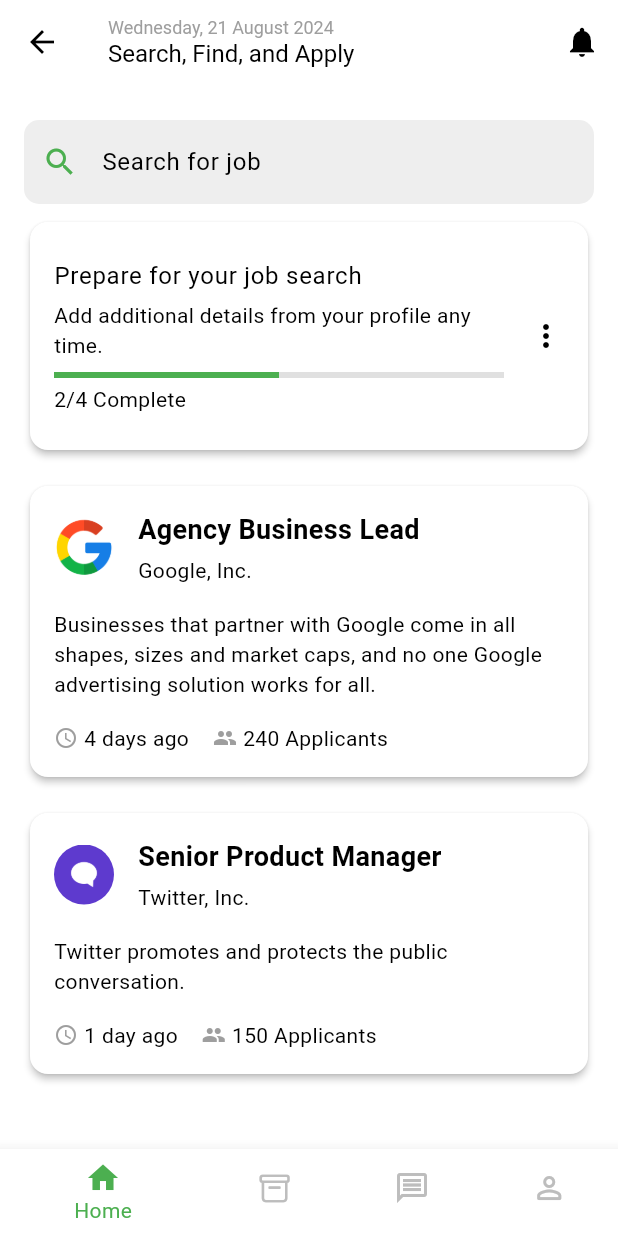
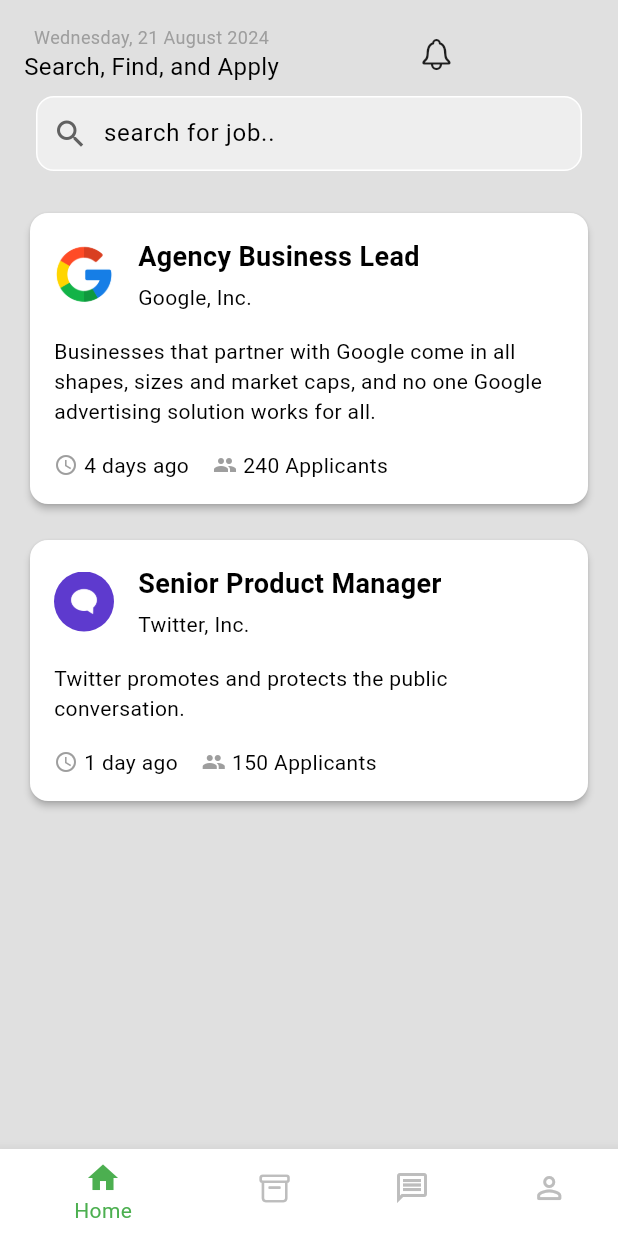
Before and after one commit to Yogendra-Nimje/Minor-Project, a Flutter app: the HomePage screen opened by its route, on a phone screen of 412 x 824 dp. Run offline on Flutter 3.47's test engine with Material 3 defaults, Android fonts, the phone set to English and light mode, and no system bars; our stand-ins replace animated_background, google_fonts; missing offline and left inert: image_input.

Commit message:
home screen

```diff
--- a/lib/main.dart
+++ b/lib/main.dart
@@ -1,4 +1,4 @@
-import 'dart:js';
+
 
 import 'package:find_in/pages/home_pages/home_page.dart';
 import 'package:find_in/pages/login_page.dart';
--- a/lib/pages/home_pages/home_page.dart
+++ b/lib/pages/home_pages/home_page.dart
@@ -49,7 +49,7 @@
           BottomNavigationBarItem(
             icon: Icon(Icons.message_outlined),
             activeIcon: Icon(Icons.message),
-            label: 'Messages',
+            label: 'Message',
           ),
           BottomNavigationBarItem(
             activeIcon: Icon(Icons.person),
--- a/lib/pages/home_pages/home_screen.dart
+++ b/lib/pages/home_pages/home_screen.dart
@@ -1,3 +1,4 @@
+import 'package:flutter/cupertino.dart';
 import 'package:flutter/material.dart';
 
 import '../../componants/job_card.dart';
@@ -14,10 +15,42 @@
 
   @override
   Widget build(BuildContext context) {
-    return Scaffold(
-      appBar: AppBar(
-        title: Column(
-          crossAxisAlignment: CrossAxisAlignment.start,
+    return ListView(
+        padding: const EdgeInsets.all(16.0),
+        children: [
+
+          // Prepare for your job search
+          // Card(
+          //   elevation: 2,
+          //   shape: RoundedRectangleBorder(
+          //     borderRadius: BorderRadius.circular(12),
+          //   ),
+          //   child: ListTile(
+          //
+          //     contentPadding: const EdgeInsets.all(16.0),
+          //     title: const Text('Prepare for your job search'),
+          //     subtitle: Column(
+          //       crossAxisAlignment: CrossAxisAlignment.start,
+          //       children: [
+          //         const SizedBox(height: 4.0),
+          //         const Text('Add additional details from your profile any time.'),
+          //         const SizedBox(height: 8.0),
+          //         LinearProgressIndicator(
+          //           value: 0.5,
+          //           backgroundColor: Colors.grey[300],
+          //           color: Colors.green,
+          //         ),
+          //         const SizedBox(height: 4.0),
+          //         const Text('2/4 Complete'),
+          //       ],
+          //     ),
+          //     trailing: const Icon(Icons.more_vert),
+          //   ),
+          // ),
+          Row(
+            children: [
+              Column(
+                mainAxisAlignment: MainAxisAlignment.spaceBetween,
                 children: [
                   Text(
                     getCurrentDate(), // Display today's date
@@ -29,60 +62,44 @@
                   ),
                 ],
               ),
-        actions: [
-          IconButton(
-            icon: const Icon(Icons.notifications),
-            onPressed: () {},
+              const Expanded(child: Icon(CupertinoIcons.bell))
+            ],
           ),
-        ],
-        backgroundColor: Colors.white,
-        elevation: 0,
-      ),
-      body: ListView(
-        padding: const EdgeInsets.all(16.0),
-        children: [
           // Search Bar
           Padding(
-            padding: const EdgeInsets.symmetric(vertical: 8.0),
+            padding:  EdgeInsets.all(8.0),
+            child: Row(
+              children: [
+                Expanded(
+                  child: Container(
+                    decoration: BoxDecoration(
+                      color: Colors.grey[200],
+                      border: Border.all(color: Colors.white),
+                      borderRadius: BorderRadius.circular(12),
+                    ),
+                    child: Row(
+                      children: [
+                        Padding(padding: const EdgeInsets.symmetric(horizontal: 10),
+                        child: SizedBox(
+                          height: 30,
+                          child: Icon(Icons.search,color: Colors.grey[700],),
+
+                        ),
+                        ),
+                        const Expanded(
                             child: TextField(
                               decoration: InputDecoration(
-                hintText: 'Search for job',
-                prefixIcon: const Icon(Icons.search, color: Colors.green),
-                border: OutlineInputBorder(
-                  borderRadius: BorderRadius.circular(10),
-                  borderSide: BorderSide.none,
-                ),
-                filled: true,
-                fillColor: Colors.grey[200],
+                              border: InputBorder.none,
+                              hintText: "search for job..",
                           ),
                         ),
                         ),
 
-          // Prepare for your job search
-          Card(
-            elevation: 2,
-            shape: RoundedRectangleBorder(
-              borderRadius: BorderRadius.circular(12),
-            ),
-            child: ListTile(
-              contentPadding: const EdgeInsets.all(16.0),
-              title: const Text('Prepare for your job search'),
-              subtitle: Column(
-                crossAxisAlignment: CrossAxisAlignment.start,
-                children: [
-                  const SizedBox(height: 4.0),
-                  const Text('Add additional details from your profile any time.'),
-                  const SizedBox(height: 8.0),
-                  LinearProgressIndicator(
-                    value: 0.5,
-                    backgroundColor: Colors.grey[300],
-                    color: Colors.green,
-                  ),
-                  const SizedBox(height: 4.0),
-                  const Text('2/4 Complete'),
                       ],
                     ),
-              trailing: const Icon(Icons.more_vert),
+                  ),
+                ),
+              ],
             ),
           ),
 
@@ -111,7 +128,6 @@
             logoAsset: 'lib/assets/icon_chat.png', // path of image path
           ),
         ],
-      ),
     );
   }
 }
```
Lines whose indentation alone changed are shown as unchanged.
